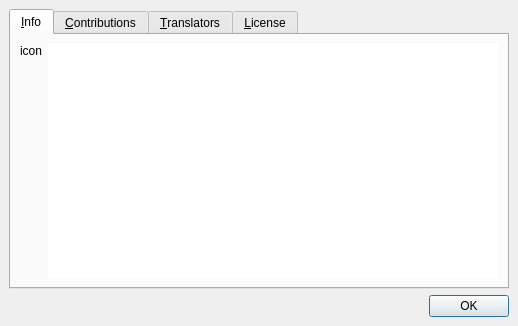
This is src/about.ui in wilbert2000/wzplayer as Qt 5 draws it before an edit. The edited form follows.
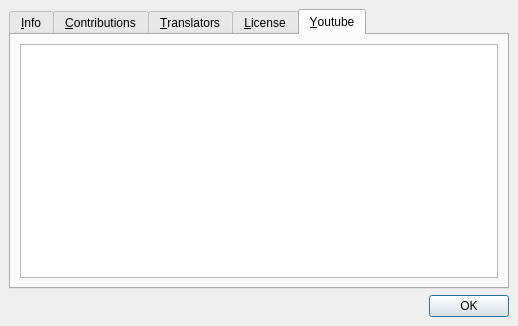
This is the edited form. The open tabs and pages were chosen to show the change.

Commit message: Add info about youtube in the about dialog

What changed in the file:
```diff
--- a/src/about.ui
+++ b/src/about.ui
@@ -251,6 +251,16 @@
        </item>
       </layout>
      </widget>
+     <widget class="QWidget" name="youtube_tab">
+      <attribute name="title">
+       <string>&amp;Youtube</string>
+      </attribute>
+      <layout class="QVBoxLayout" name="verticalLayout">
+       <item>
+        <widget class="QTextBrowser" name="youtube"/>
+       </item>
+      </layout>
+     </widget>
     </widget>
    </item>
    <item>
```
Left out of the diff: 197 changed lines with no effect on the pictures. The commit also changes 1 other file.
